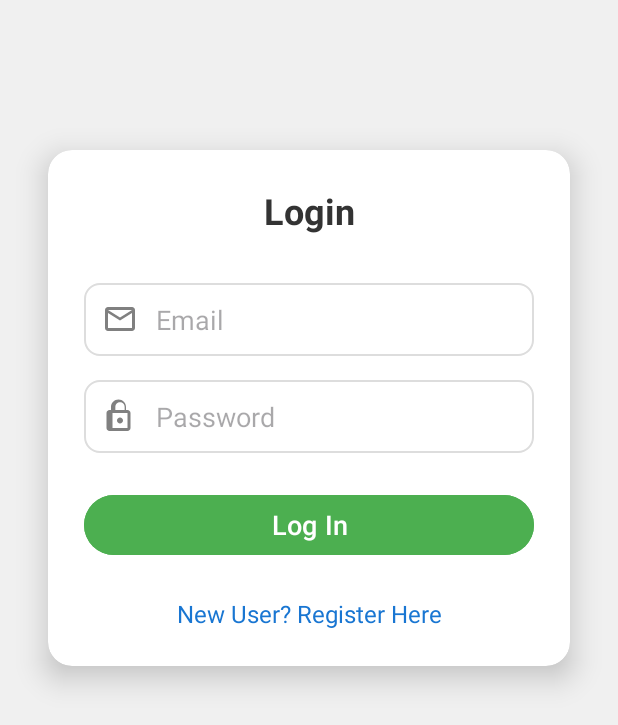
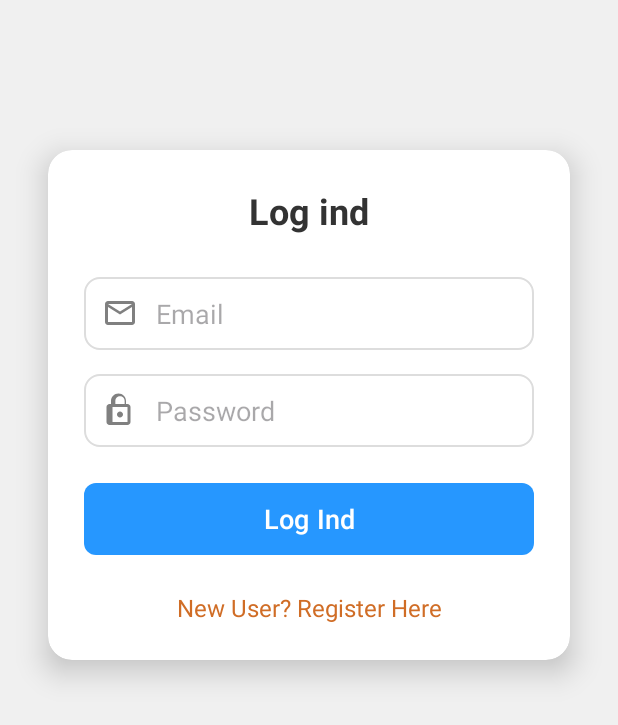
Before and after one commit to SorenNygaard/AndroidApp, an Android app: the LoginActivity screen opened directly, with no data from a screen before it, on a phone screen of 412 x 824 dp. Shown: the top 725 px of the screen. Run offline under Robolectric (Android 15) with nearby library versions, the phone set to English and light mode, and no system bars; our stand-ins replace Firebase (no records; nobody signed in at launch, a user with empty details on screens opened directly).

Commit message:
små ting som farver

```diff
--- /dev/null
+++ b/app/src/main/res/drawable/buttonsfullwidth.xml
@@ -0,0 +1,13 @@
+<?xml version="1.0" encoding="utf-8"?>
+<!--  res/drawable/rounded_edittext.xml -->
+<shape xmlns:android="http://schemas.android.com/apk/res/android"
+    android:shape= "rectangle"
+    android:padding="16dp">
+
+    <solid android:color="@color/blue" />
+    <corners
+        android:bottomRightRadius="8dp"
+        android:bottomLeftRadius="8dp"
+        android:topLeftRadius="8dp"
+        android:topRightRadius="8dp" />
+</shape>
--- a/app/src/main/res/layout/activity_login.xml
+++ b/app/src/main/res/layout/activity_login.xml
@@ -23,33 +23,32 @@
         <LinearLayout
             android:layout_width="match_parent"
             android:layout_height="wrap_content"
-            android:layout_gravity="center_horizontal"
             android:orientation="vertical"
             android:padding="24dp">
 
             <TextView
                 android:layout_width="match_parent"
                 android:layout_height="wrap_content"
-                android:text="Login"
+                android:text="Log ind"
                 android:textSize="24sp"
                 android:textAlignment="center"
                 android:textStyle="bold"
-                android:layout_marginBottom="24dp"
+                android:layout_marginBottom="28dp"
                 android:textColor="#333333" />
 
             <EditText
                 android:id="@+id/loginEmail"
                 android:layout_width="match_parent"
                 android:layout_height="wrap_content"
-                android:layout_marginTop="8dp"
+
                 android:background="@drawable/custom_input_background"
                 android:drawableStart="@drawable/ic_email"
                 android:drawablePadding="12dp"
+                android:drawableTint="#808080"
+                android:hint="@string/email"
+                android:inputType="textEmailAddress"
                 android:padding="12dp"
-                android:hint="Email"
-                android:inputType="textEmailAddress"
-                android:textColor="#333333"
-                android:drawableTint="#808080"/>
+                android:textColor="#333333" />
 
             <EditText
                 android:id="@+id/loginPassword"
@@ -60,7 +59,7 @@
                 android:drawableStart="@drawable/ic_lock"
                 android:drawablePadding="12dp"
                 android:padding="12dp"
-                android:hint="Password"
+                android:hint="@string/password"
                 android:inputType="textPassword"
                 android:textColor="#333333"
                 android:drawableTint="#808080"/>
@@ -70,9 +69,9 @@
                 android:layout_width="match_parent"
                 android:layout_height="wrap_content"
                 android:layout_marginTop="24dp"
-                android:text="Log In"
+                android:text="@string/log_ind"
                 android:textSize="18sp"
-                android:backgroundTint="#4CAF50"
+                android:background="@drawable/buttonsfullwidth"
                 android:textColor="#FFFFFF" />
 
             <TextView
@@ -80,10 +79,10 @@
                 android:layout_width="match_parent"
                 android:layout_height="wrap_content"
                 android:layout_marginTop="24dp"
-                android:text="New User? Register Here"
+                android:text="@string/new_user_register_here"
                 android:textSize="16sp"
                 android:textAlignment="center"
-                android:textColor="#1976D2" />
+                android:textColor="@color/Orange" />
         </LinearLayout>
     </androidx.cardview.widget.CardView>
 
--- a/app/src/main/res/values/colors.xml
+++ b/app/src/main/res/values/colors.xml
@@ -2,5 +2,7 @@
 <resources>
     <color name="black">#FF000000</color>
     <color name="white">#FFFFFFFF</color>
-    <color name="myblue"> #6F58C9</color>
+    <color name="gray">#F4F4F4F4</color>
+    <color name="blue">#2697FF</color>
+    <color name="Orange">#D06D26</color>
 </resources>
--- a/app/src/main/res/values/strings.xml
+++ b/app/src/main/res/values/strings.xml
@@ -1,3 +1,7 @@
 <resources>
     <string name="app_name">Projekt</string>
+    <string name="log_ind">Log Ind</string>
+    <string name="password">Password</string>
+    <string name="email">Email</string>
+    <string name="new_user_register_here">New User? Register Here</string>
 </resources>
--- a/app/src/main/res/values/themes.xml
+++ b/app/src/main/res/values/themes.xml
@@ -3,6 +3,7 @@
     <style name="Base.Theme.Projekt" parent="Theme.Material3.DayNight.NoActionBar">
         <!-- Customize your light theme here. -->
         <!-- <item name="colorPrimary">@color/my_light_primary</item> -->
+        <item name="colorPrimary">@color/blue</item>
     </style>
 
     <style name="Theme.Projekt" parent="Base.Theme.Projekt" />
```
Also changed, not shown: 1 other file.
